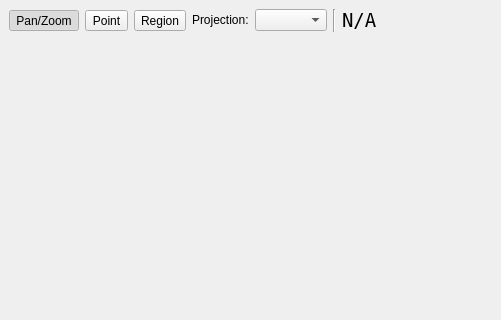
Old version of the form uwsift/ui/pov_main.ui in the repository ssec/sift; both pictures show x 0 to 501 and y 0 to 320 of the 1296 by 846 pixel window.
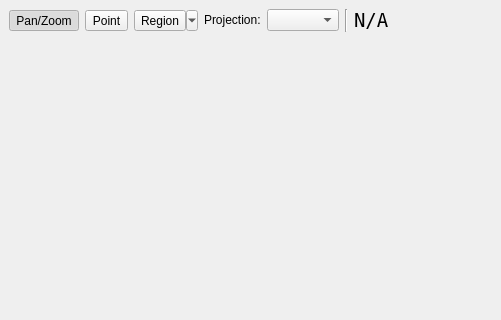
New version of the form. Custom widgets are drawn as their Qt base class.

The edit to the form file:
```diff
--- a/uwsift/ui/pov_main.ui
+++ b/uwsift/ui/pov_main.ui
@@ -111,6 +111,9 @@
         <property name="checkable">
          <bool>true</bool>
         </property>
+        <property name="popupMode">
+         <enum>QToolButton::MenuButtonPopup</enum>
+        </property>
         <attribute name="buttonGroup">
          <string notr="true">buttonGroup</string>
         </attribute>
```
